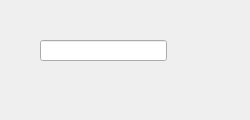
This is newDisplay.ui in sfayfar/adl2pydm as Qt 5 draws it before an edit. The edited form follows.
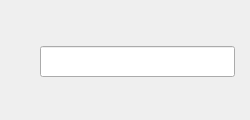
This is the edited form. Custom widgets are drawn as their Qt base class.

Commit message: Wow!  First widget converted!

The edit to the form file:
```diff
--- a/newDisplay.ui
+++ b/newDisplay.ui
@@ -23,13 +23,16 @@
       <property name="geometry">
         <rect>
           <x>40</x>
-          <y>40</y>
-          <width>127</width>
-          <height>21</height>
+          <y>46</y>
+          <width>195</width>
+          <height>31</height>
         </rect>
       </property>
       <property name="toolTip">
-        <string/>
+        <string>PV: S:SRcurrentAI.VAL</string>
+      </property>
+      <property name="readOnly">
+        <bool>true</bool>
       </property>
       <property name="channel" stdset="0">
         <string>ca://prj:m1.VAL</string>
```
Left out of the diff: 2 changed lines with no effect on the pictures. The commit also changes 1 other file.
